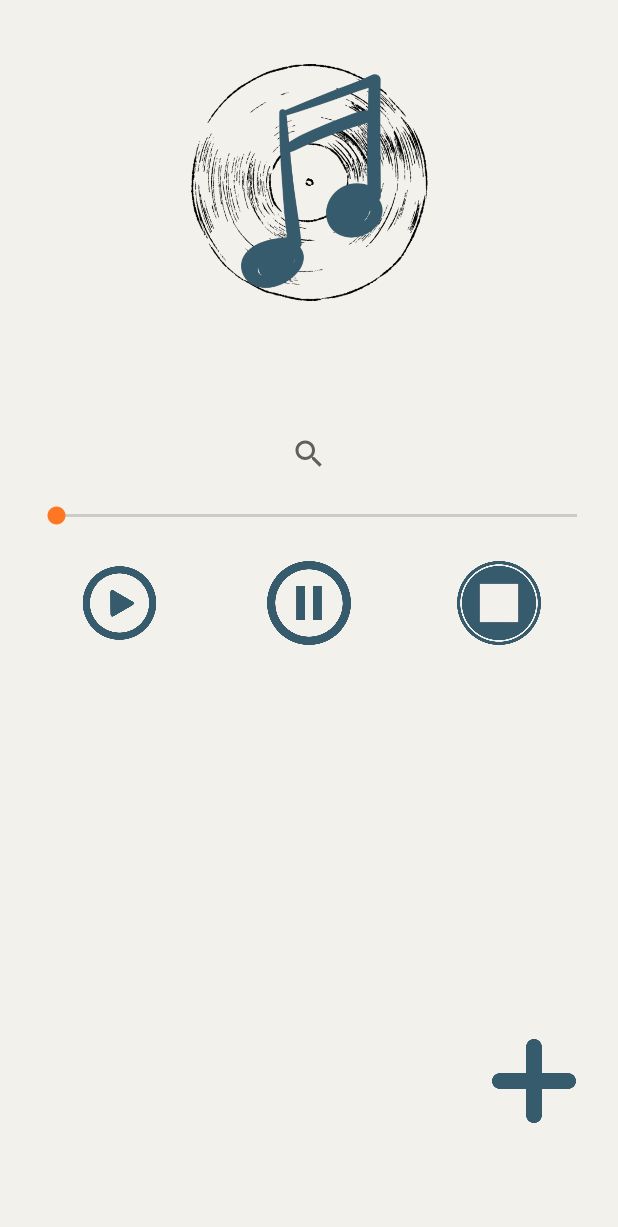
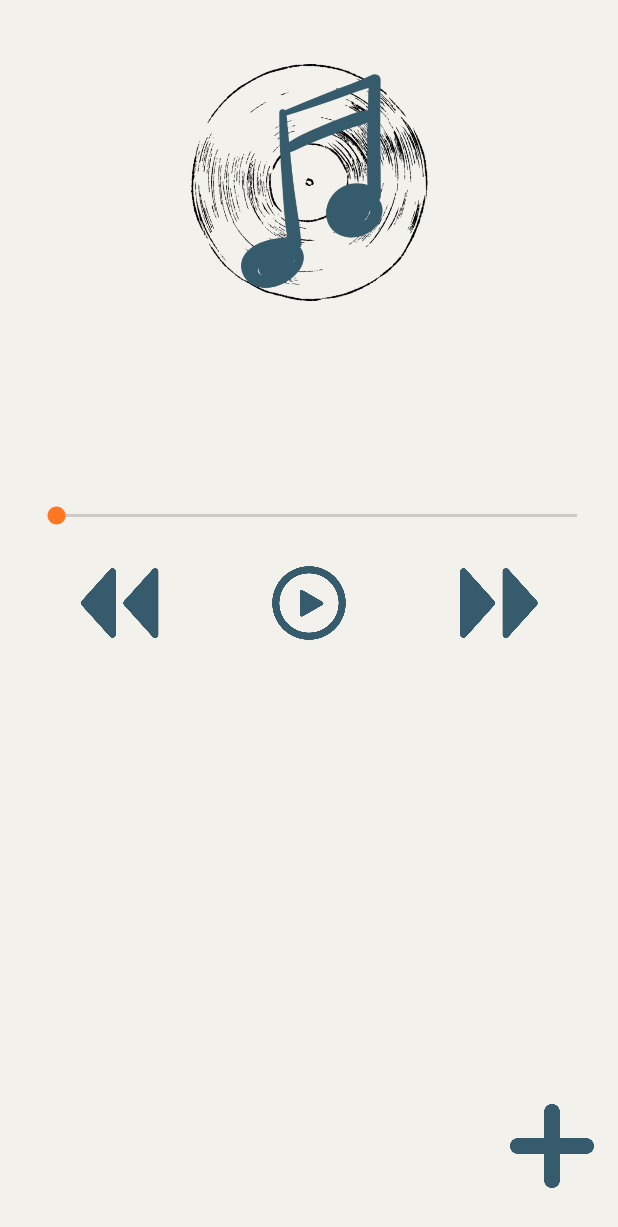
Before and after one commit to SamuelPestan/music_reproductor, an Android app built with Jetpack Compose: the screen it shows after launch (MainActivity), on a phone screen of 412 x 824 dp. Shown: the top 1227 px of the screen. Run offline under Robolectric (Android 15) with nearby library versions, the phone set to English and light mode, and no system bars.

Commit message:
CAMBIO DE VERSION

```diff
--- a/app/src/main/java/com/example/reproductormusica/MainActivity.kt
+++ b/app/src/main/java/com/example/reproductormusica/MainActivity.kt
@@ -1,109 +1,103 @@
 package com.example.reproductormusica
 
-import android.content.Intent
-import android.content.pm.PackageManager
 import android.media.MediaPlayer
 import android.os.Bundle
-import android.Manifest
 import android.net.Uri
-import android.provider.Settings
+import android.widget.ArrayAdapter
 import android.widget.ImageView
+import android.widget.ListView
 import android.widget.Toast
 import androidx.activity.ComponentActivity
 import androidx.activity.result.contract.ActivityResultContracts
-import androidx.appcompat.widget.SearchView
-import androidx.core.content.ContextCompat
-import androidx.appcompat.app.AlertDialog
+import java.io.File
+import java.io.IOException
 
 class MainActivity : ComponentActivity() {
 
-    private lateinit var search: SearchView
+    private lateinit var list: ListView
     private lateinit var play: ImageView
-    private lateinit var pause: ImageView
-    private lateinit var stop: ImageView
+    private lateinit var next: ImageView
+    private lateinit var previous: ImageView
     private lateinit var add: ImageView
 
     private var mediaPlayer: MediaPlayer? = null
 
-    // Crea un contrato de resultado para manejar el permiso
-    private val requestPermissionLauncher =
-        registerForActivityResult(ActivityResultContracts.RequestPermission()) { isGranted: Boolean ->
-            if (isGranted) {
-                // Permiso concedido
-                Toast.makeText(this, "Permiso concedido para acceder al almacenamiento", Toast.LENGTH_SHORT).show()
-                // Ahora abrir el selector de archivos
-                openFileLauncher.launch("audio/*")
-            } else {
-                // Permiso denegado
-                if (!shouldShowRequestPermissionRationale(Manifest.permission.READ_EXTERNAL_STORAGE)) {
-                    // Si el usuario ya ha denegado permanentemente, mostramos un diálogo
-                    showPermissionDeniedDialog()
-                } else {
-                    Toast.makeText(this, "Permiso denegado para acceder al almacenamiento", Toast.LENGTH_SHORT).show()
+    // Lista para guardar los nombres de los archivos de música seleccionados
+    private val songList = mutableListOf<String>()
+
+    // Directorio donde se guardarán las canciones
+    private val musicDirectory: File by lazy {
+        File(filesDir, "music")  // Usamos el directorio de archivos internos
+    }
+
+    // Declara un launcher para abrir el selector de archivos
+    private val openFileLauncher = registerForActivityResult(ActivityResultContracts.GetContent()) { uri: Uri? ->
+        uri?.let {
+
+            /// Guardamos el archivo de música en el directorio de la app
+            val inputStream = contentResolver.openInputStream(it)
+            val fileName = it.lastPathSegment ?: "Unknown Song"
+            val destinationFile = File(musicDirectory, fileName)
+
+            try {
+                inputStream?.use { input ->
+                    destinationFile.outputStream().use { output ->
+                        input.copyTo(output)
+                    }
                 }
+            } catch (e: IOException) {
+                Toast.makeText(this, "Error al guardar la canción", Toast.LENGTH_SHORT).show()
             }
         }
-
-    private val openFileLauncher =
-        registerForActivityResult(ActivityResultContracts.GetContent()) { uri: Uri? ->
-            uri?.let {
-                // Realizar alguna acción con el archivo seleccionado
-                val filePath = it.path
-                Toast.makeText(this, "Archivo seleccionado: $filePath", Toast.LENGTH_SHORT).show()
-                playSelectedFile(it)
-            }
-        }
+    }
 
     override fun onCreate(savedInstanceState: Bundle?) {
         super.onCreate(savedInstanceState)
         setContentView(R.layout.main_activity)
 
         // Inicializar las vistas
-        search = findViewById(R.id.search)
+        list = findViewById(R.id.searchSong)
         play = findViewById(R.id.play)
-        pause = findViewById(R.id.pause)
-        stop = findViewById(R.id.stop)
+        next = findViewById(R.id.next)
+        previous = findViewById(R.id.previous)
         add = findViewById(R.id.add)
 
-        // Configurar el SearchView para mostrar búsquedas
-        setupSearchView()
+        // Crea el directorio en caso de que no exista
+        if (!musicDirectory.exists()) {
+            musicDirectory.mkdirs()
+        }
+
+        updateList()
+    }
+
+    override fun onStart() {
+        super.onStart()
 
         add.setOnClickListener {
-            // Verificar si el permiso de lectura del almacenamiento externo está concedido
-            when {
-                ContextCompat.checkSelfPermission(this, Manifest.permission.READ_EXTERNAL_STORAGE) == PackageManager.PERMISSION_GRANTED -> {
-                    // Si el permiso está concedido, abre el selector de archivos
-                    openFileLauncher.launch("audio/*")
-                }
-                else -> {
-                    // Si el permiso no está concedido, solicita el permiso
-                    requestPermissionLauncher.launch(Manifest.permission.READ_EXTERNAL_STORAGE)
-                }
-            }
+            openFileLauncher.launch("audio/*")
+        }
+
+        // Configurar clics en la lista
+        list.setOnItemClickListener { _, _, position, _ ->
+            val selectedSong = songList[position]
+            val songUri = Uri.fromFile(File(musicDirectory, selectedSong))
+            playSelectedFile(songUri)
         }
     }
 
+    override fun onPause() {
+        super.onPause()
+        if (mediaPlayer?.isPlaying == true) {
+            mediaPlayer?.pause()
+        }
+
+    }
 
     override fun onDestroy() {
         super.onDestroy()
         // Liberar recursos del MediaPlayer
         mediaPlayer?.release()
         mediaPlayer = null
-    }
-
-    private fun setupSearchView() {
-        search.setOnQueryTextListener(object : SearchView.OnQueryTextListener {
-            override fun onQueryTextSubmit(query: String?): Boolean {
-                // Acción al buscar música
-                Toast.makeText(this@MainActivity, "Buscando: $query", Toast.LENGTH_SHORT).show()
-                return true
-            }
-
-            override fun onQueryTextChange(newText: String?): Boolean {
-                // Acciones mientras se escribe en el campo de búsqueda
-                return false
-            }
-        })
     }
 
     private fun playSelectedFile(uri: Uri) {
@@ -113,24 +107,34 @@ class MainActivity : ComponentActivity() {
                 prepare() // Prepara el MediaPlayer para la reproducción
                 start() // Comienza la reproducción
             }
-            Toast.makeText(this, "Reproduciendo archivo", Toast.LENGTH_SHORT).show()
         } catch (e: Exception) {
             Toast.makeText(this, "Error al reproducir el archivo", Toast.LENGTH_SHORT).show()
         }
     }
 
-    private fun showPermissionDeniedDialog() {
-        // Mostrar un diálogo informativo para explicar cómo habilitar el permiso manualmente
-        AlertDialog.Builder(this)
-            .setTitle("Permiso requerido")
-            .setMessage("Para seleccionar archivos de música, debe habilitar el permiso de almacenamiento en la configuración de la aplicación.")
-            .setPositiveButton("Ir a Configuración") { _, _ ->
-                val intent = Intent(Settings.ACTION_APPLICATION_DETAILS_SETTINGS)
-                val uri = Uri.fromParts("package", packageName, null)
-                intent.data = uri
-                startActivity(intent)
-            }
-            .setNegativeButton("Cancelar", null)
-            .show()
+    private fun updateList(query: String? = null) {
+        // Limpiar la lista de canciones antes de agregar nuevas
+        songList.clear()
+
+        // Obtener todos los archivos de música del directorio
+        val musicFiles = musicDirectory.listFiles()?.filter { file ->
+            // Mostrar solo los archivos de sonido
+            file.isFile && (file.name.endsWith(".mp3") || file.name.endsWith(".wav"))
+        }
+
+        // Si hay archivos de música, añadirlos a la lista
+        musicFiles?.forEach { file ->
+            songList.add(file.name)
+        }
+
+        // Si hay un filtro de búsqueda (query), aplicar el filtro
+        val filteredList = if (!query.isNullOrEmpty()) {
+            songList.filter { it.contains(query, ignoreCase = true) }
+        } else {
+            songList
+        }
+
+        val adapter = ArrayAdapter(this, android.R.layout.simple_dropdown_item_1line, filteredList )
+        list.adapter = adapter
     }
 }
--- a/app/src/main/res/layout/main_activity.xml
+++ b/app/src/main/res/layout/main_activity.xml
@@ -1,6 +1,7 @@
 <?xml version="1.0" encoding="utf-8"?>
 <androidx.constraintlayout.widget.ConstraintLayout xmlns:android="http://schemas.android.com/apk/res/android"
     xmlns:app="http://schemas.android.com/apk/res-auto"
+    xmlns:tools="http://schemas.android.com/tools"
     android:layout_width="match_parent"
     android:layout_height="match_parent"
     android:orientation="vertical"
@@ -11,24 +12,23 @@
         android:layout_width="175dp"
         android:layout_height="175dp"
         android:layout_marginTop="18dp"
+        android:contentDescription="@string/app_name"
         android:src="@drawable/music_icon"
         app:layout_constraintEnd_toEndOf="parent"
         app:layout_constraintHorizontal_bias="0.5"
         app:layout_constraintStart_toStartOf="parent"
-        app:layout_constraintTop_toTopOf="parent"
-        android:contentDescription="@string/app_name"/>
+        app:layout_constraintTop_toTopOf="parent" />
 
-    <androidx.appcompat.widget.SearchView
-        android:id="@+id/search"
-        android:layout_width="20dp"
-        android:layout_height="wrap_content"
-        android:layout_marginBottom="8dp"
-        android:queryHint="Buscar canción..."
-        android:theme="@style/CustomSearchView"
-        app:layout_constraintBottom_toTopOf="@+id/progressBar"
+
+    <ListView
+        android:id="@+id/searchSong"
+        android:layout_width="wrap_content"
+        android:layout_height="80dp"
+        android:layout_marginTop="16dp"
         app:layout_constraintEnd_toEndOf="parent"
-        app:layout_constraintHorizontal_bias="0.5"
-        app:layout_constraintStart_toStartOf="parent" />
+        app:layout_constraintHorizontal_bias="0.0"
+        app:layout_constraintStart_toStartOf="parent"
+        app:layout_constraintTop_toBottomOf="@+id/linearLayout" />
 
     <SeekBar
         android:id="@+id/progressBar"
@@ -58,6 +58,14 @@
         app:layout_constraintVertical_bias="0.5">
 
         <ImageView
+            android:id="@+id/previous"
+            android:layout_width="0dp"
+            android:layout_height="56dp"
+            android:layout_weight="1"
+            android:contentDescription="@string/pause"
+            android:src="@drawable/ic_previous" />
+
+        <ImageView
             android:id="@+id/play"
             android:layout_width="0dp"
             android:layout_height="56dp"
@@ -66,20 +74,12 @@
             android:src="@drawable/ic_play" />
 
         <ImageView
-            android:id="@+id/pause"
-            android:layout_width="0dp"
-            android:layout_height="56dp"
-            android:layout_weight="1"
-            android:contentDescription="@string/pause"
-            android:src="@drawable/ic_pause" />
-
-        <ImageView
-            android:id="@+id/stop"
+            android:id="@+id/next"
             android:layout_width="0dp"
             android:layout_height="56dp"
             android:layout_weight="1"
             android:contentDescription="@string/stop"
-            android:src="@drawable/ic_stop" />
+            android:src="@drawable/ic_next" />
     </LinearLayout>
 
 
@@ -88,15 +88,12 @@
         android:id="@+id/add"
         android:layout_width="56dp"
         android:layout_height="56dp"
-        android:layout_marginStart="319dp"
-        android:layout_marginTop="239dp"
-        android:layout_marginEnd="20dp"
-        android:layout_marginBottom="36dp"
+        android:layout_marginBottom="16dp"
         android:contentDescription="@string/add_song"
         android:src="@drawable/ic_add"
         app:layout_constraintBottom_toBottomOf="parent"
         app:layout_constraintEnd_toEndOf="parent"
-        app:layout_constraintStart_toStartOf="parent"
-        app:layout_constraintTop_toBottomOf="@+id/linearLayout" />
+        app:layout_constraintHorizontal_bias="1.0"
+        app:layout_constraintStart_toStartOf="parent" />
 
 </androidx.constraintlayout.widget.ConstraintLayout>
--- a/app/src/main/res/values/strings.xml
+++ b/app/src/main/res/values/strings.xml
@@ -5,4 +5,5 @@
     <string name="stop">Stop</string>
     <string name="add_song">Add Song</string>
     <string name="select_song">Selecciona una canción</string>
+    <string name="search_song">Buscar canción</string>
 </resources>
--- a/app/src/main/res/values/styles.xml
+++ b/app/src/main/res/values/styles.xml
@@ -5,7 +5,7 @@
         <!-- Fondo del SearchView -->
         <item name="queryBackground">@android:color/transparent</item>
         <!-- Color del texto -->
-        <item name="android:textColor">#FFFFFF</item>
+        <item name="android:textColor">@color/black</item>
         <!-- Color de hint (texto de ayuda) -->
         <item name="android:textColorHint">#80FFFFFF</item>
         <!-- Íconos de búsqueda y limpieza -->
@@ -18,7 +18,7 @@
     <!-- Apariencia personalizada del texto -->
     <style name="CustomSearchTextAppearance" parent="TextAppearance.AppCompat">
         <item name="android:textSize">16sp</item>
-        <item name="android:textColor">#FFFFFF</item>
+        <item name="android:textColor">@color/black</item>
         <item name="android:textColorHint">#80FFFFFF</item>
     </style>
 </resources>
```
Also changed, not shown: app/src/main/res/drawable/ic_next.png (added), app/src/main/res/drawable/ic_previous.png (added).
